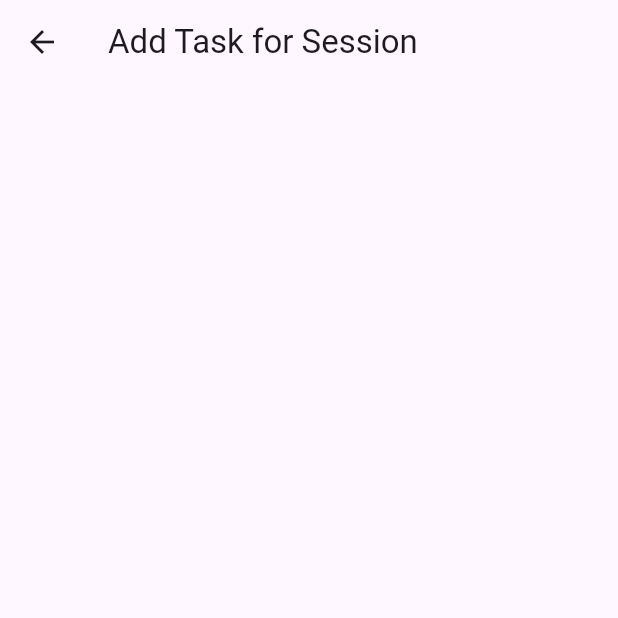
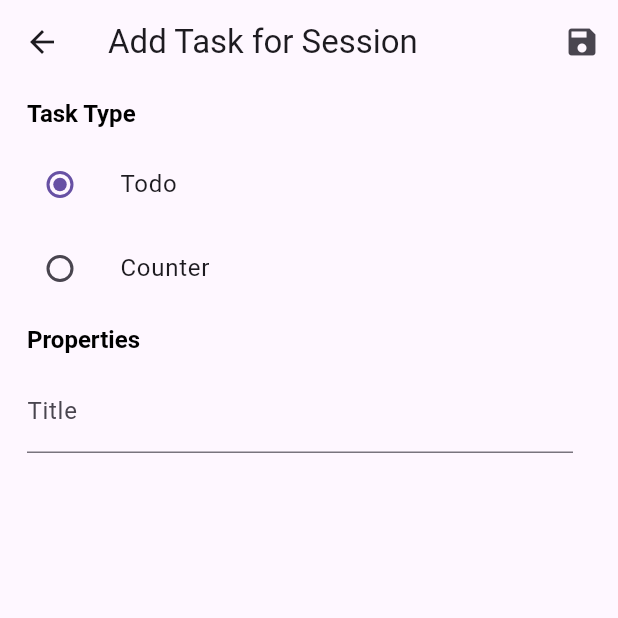
Before and after one commit to awesomedev43/myprocess, a Flutter app: the SessionTaskInputForm screen opened directly, on a phone screen of 412 x 824 dp, the top half of it. Run offline on Flutter 3.47's test engine with Material 3 defaults, Android fonts, the phone set to English and light mode, and no system bars; our stand-ins replace flutter_hooks, freezed_annotation, hooks_riverpod, riverpod_annotation; generated files the repository leaves out were written again.

Commit message:
Add some initial widgets to task input form

```diff
--- a/lib/main.dart
+++ b/lib/main.dart
@@ -1,6 +1,7 @@
 import 'package:flutter/material.dart';
 import 'package:hooks_riverpod/hooks_riverpod.dart';
 import 'package:myprocess/screens/completed_session_info_screen.dart';
+import 'package:myprocess/screens/session_task_input_form.dart';
 import 'package:myprocess/screens/session_template_form_screen.dart';
 import 'package:myprocess/tabs/session_template_list_tab.dart';
 
@@ -23,6 +24,7 @@ void main() async {
         routes: {
           '/': (context) => const MainApp(),
           '/addsession': (context) => const SessionTemplateFormScreen(),
+          '/addtask': (context) => const SessionTaskInputForm(),
           '/completedsessioninfo': (context) => CompletedSessionInfoScreen(),
         },
       ),
--- a/lib/screens/session_task_input_form.dart
+++ b/lib/screens/session_task_input_form.dart
@@ -1,5 +1,8 @@
 import 'package:flutter/material.dart';
+import 'package:flutter_hooks/flutter_hooks.dart';
 import 'package:hooks_riverpod/hooks_riverpod.dart';
+
+enum TaskType { todo, counter }
 
 class SessionTaskInputForm extends StatefulHookConsumerWidget {
   const SessionTaskInputForm({super.key});
@@ -10,13 +13,91 @@ class SessionTaskInputForm extends StatefulHookConsumerWidget {
 }
 
 class _SessionTaskInputFormState extends ConsumerState<SessionTaskInputForm> {
+  late dynamic _taskType;
+  final _formKey = GlobalKey<FormState>();
+  final titleTextController = TextEditingController();
+
+  Widget buildSectionTitle(String text) {
+    return Padding(
+      padding: const EdgeInsets.only(left: 18.0, bottom: 10.0, top: 10.0),
+      child: Align(
+        alignment: Alignment.centerLeft,
+        child: RichText(
+          textAlign: TextAlign.left,
+          text: TextSpan(
+              text: text,
+              style: const TextStyle(
+                  color: Colors.black,
+                  fontSize: 16,
+                  fontWeight: FontWeight.bold)),
+        ),
+      ),
+    );
+  }
+
+  ListTile buildRadioTile(TaskType taskType, String text) {
+    return ListTile(
+        title: Text(text),
+        leading: Radio<TaskType>(
+          value: taskType,
+          groupValue: _taskType.value,
+          onChanged: (TaskType? value) {
+            _taskType.value = value;
+          },
+        ));
+  }
+
   @override
   Widget build(BuildContext context) {
+    _taskType = useState<TaskType?>(TaskType.todo);
+
     return Scaffold(
       appBar: AppBar(
         title: const Text('Add Task for Session'),
+        actions: [
+          IconButton(
+              onPressed: () {
+                if (_formKey.currentState!.validate()) {
+                  Navigator.pop(context);
+                }
+              },
+              icon: const Icon(Icons.save))
+        ],
       ),
-      body: Container(),
+      body: Form(
+        key: _formKey,
+        child: Center(
+            child: Column(
+          children: [
+            buildSectionTitle("Task Type"),
+            Column(
+              children: [
+                buildRadioTile(TaskType.todo, "Todo"),
+                buildRadioTile(TaskType.counter, "Counter")
+              ],
+            ),
+            buildSectionTitle("Properties"),
+            Padding(
+              padding: const EdgeInsets.only(left: 18.0, right: 30.0),
+              child: TextFormField(
+                validator: (value) {
+                  if (value == null || value.isEmpty) {
+                    return 'Please enter a valid title';
+                  }
+                  return null;
+                },
+                controller: titleTextController,
+                decoration: const InputDecoration(
+                  border: UnderlineInputBorder(),
+                  labelText: 'Title',
+                ),
+              ),
+            ),
+            if (_taskType.value == TaskType.counter) ...[],
+            if (_taskType.value == TaskType.todo) ...[],
+          ],
+        )),
+      ),
     );
   }
 }
--- a/lib/screens/session_template_form_screen.dart
+++ b/lib/screens/session_template_form_screen.dart
@@ -120,6 +120,7 @@ class _SessionTemplateFormState
       floatingActionButton: FloatingActionButton(
         onPressed: () {
           _dialogBuilder(context, tasks);
+          // Navigator.pushNamed(context, "/addtask");
         },
         tooltip: "Add Task",
         child: const Icon(Icons.add_box_outlined),
```
